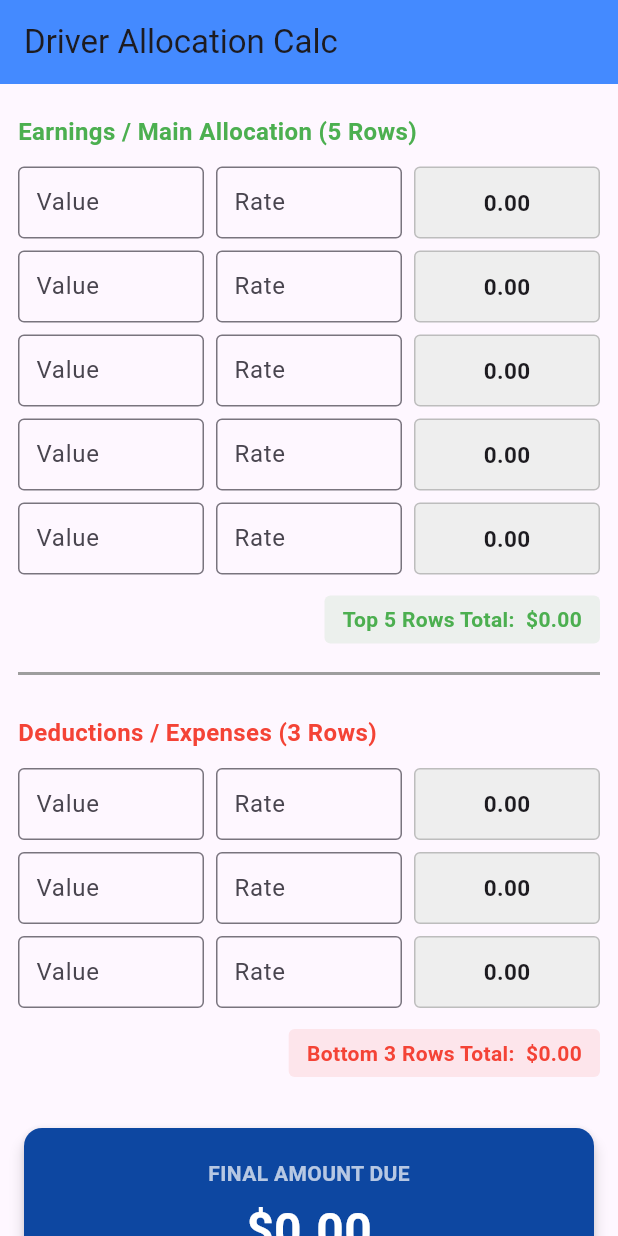
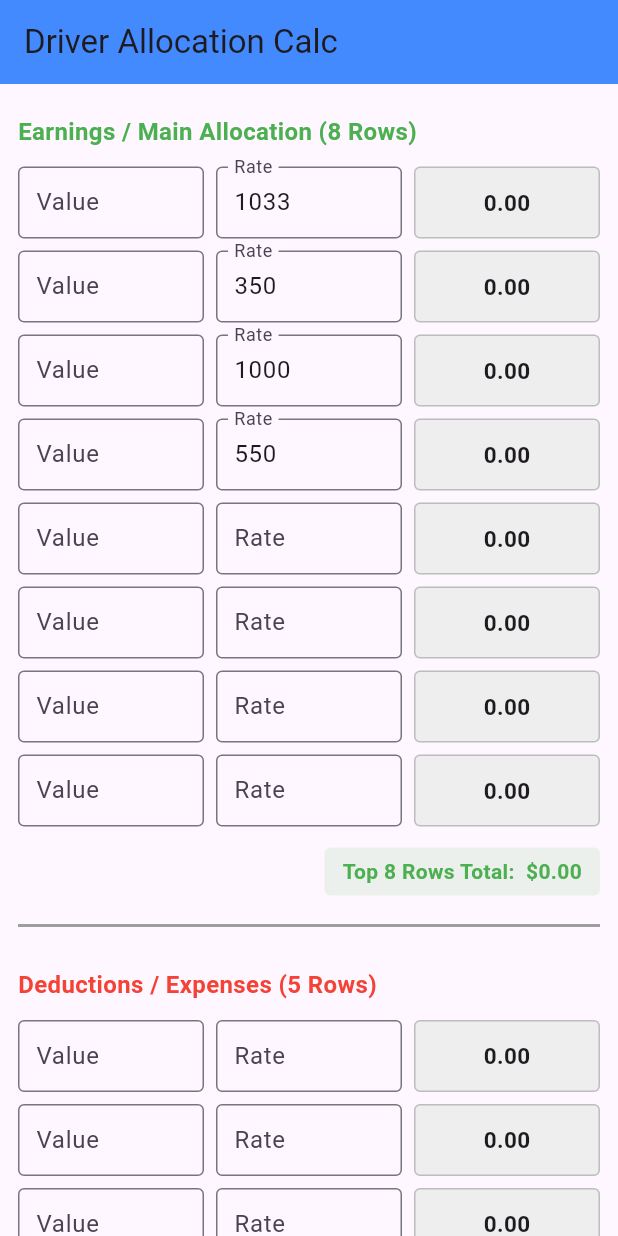
Before and after one commit to leon2119/driver-calc-app, a Flutter app: the screen it shows after launch, on a phone screen of 412 x 824 dp. Run offline on Flutter 3.47's test engine with Material 3 defaults, Android fonts, the phone set to English and light mode, and no system bars.

Commit message:
Update layout rows to 8 and 5 with fixed values

```diff
--- a/lib/main.dart
+++ b/lib/main.dart
@@ -25,11 +25,21 @@ class CalculationScreen extends StatefulWidget {
 }
 
 class _CalculationScreenState extends State<CalculationScreen> {
-  // Store dynamic data for 5 top rows and 3 bottom rows
-  final List<RowData> _topRows = List.generate(5, (_) => RowData());
-  final List<RowData> _bottomRows = List.generate(3, (_) => RowData());
+  // Expanded to 8 Rows with pre-set permanent rates from your image
+  late final List<RowData> _topRows = [
+    RowData(rate: 1033.0),
+    RowData(rate: 350.0),
+    RowData(rate: 1000.0),
+    RowData(rate: 550.0),
+    RowData(rate: 0.0),
+    RowData(rate: 0.0),
+    RowData(rate: 0.0),
+    RowData(rate: 0.0),
+  ];
 
-  // Calculates the sums and final final amount
+  // Expanded to 5 Rows for Deductions
+  late final List<RowData> _bottomRows = List.generate(5, (_) => RowData());
+
   double get _topTotal => _topRows.fold(0, (sum, row) => sum + row.result);
   double get _bottomTotal => _bottomRows.fold(0, (sum, row) => sum + row.result);
   double get _finalAmount => _topTotal - _bottomTotal;
@@ -46,23 +56,20 @@ class _CalculationScreenState extends State<CalculationScreen> {
         child: Column(
           crossAxisAlignment: CrossAxisAlignment.stretch,
           children: [
-            // --- SECTION 1: TOP 5 ROWS ---
-            _buildSectionHeader("Earnings / Main Allocation (5 Rows)", Colors.green),
-            ...List.generate(5, (index) => _buildCalculationRow(_topRows[index])),
+            _buildSectionHeader("Earnings / Main Allocation (8 Rows)", Colors.green),
+            ...List.generate(8, (index) => _buildCalculationRow(_topRows[index])),
             const SizedBox(height: 10),
-            _buildTotalBadge("Top 5 Rows Total: ", _topTotal, Colors.green),
+            _buildTotalBadge("Top 8 Rows Total: ", _topTotal, Colors.green),
 
             const Divider(height: 40, thickness: 2, color: Colors.grey),
 
-            // --- SECTION 2: BOTTOM 3 ROWS ---
-            _buildSectionHeader("Deductions / Expenses (3 Rows)", Colors.red),
-            ...List.generate(3, (index) => _buildCalculationRow(_bottomRows[index])),
+            _buildSectionHeader("Deductions / Expenses (5 Rows)", Colors.red),
+            ...List.generate(5, (index) => _buildCalculationRow(_bottomRows[index])),
             const SizedBox(height: 10),
-            _buildTotalBadge("Bottom 3 Rows Total: ", _bottomTotal, Colors.red),
+            _buildTotalBadge("Bottom 5 Rows Total: ", _bottomTotal, Colors.red),
 
             const SizedBox(height: 30),
 
-            // --- FINAL RESULT CARD ---
             Card(
               color: Colors.blue.shade900,
               elevation: 4,
@@ -93,7 +100,6 @@ class _CalculationScreenState extends State<CalculationScreen> {
     );
   }
 
-  // Component to build Section Headings
   Widget _buildSectionHeader(String title, Color color) {
     return Padding(
       padding: const EdgeInsets.symmetric(vertical: 8.0),
@@ -104,7 +110,6 @@ class _CalculationScreenState extends State<CalculationScreen> {
     );
   }
 
-  // Component to display Sub-Totals
   Widget _buildTotalBadge(String label, double val, Color color) {
     return Align(
       alignment: Alignment.centerRight,
@@ -119,13 +124,11 @@ class _CalculationScreenState extends State<CalculationScreen> {
     );
   }
 
-  // Horizontal Grid Layout for a Single Row (Box 1, Box 2, Box 3)
   Widget _buildCalculationRow(RowData row) {
     return Padding(
       padding: const EdgeInsets.symmetric(vertical: 4.0),
       child: Row(
         children: [
-          // Box 1: Value Input
           Expanded(
             child: TextField(
               keyboardType: const TextInputType.numberWithOptions(decimal: true),
@@ -142,10 +145,9 @@ class _CalculationScreenState extends State<CalculationScreen> {
             ),
           ),
           const SizedBox(width: 8),
-
-          // Box 2: Rate Input
           Expanded(
-            child: TextField(
+            child: TextFormField(
+              initialValue: row.rate > 0 ? row.rate.toStringAsFixed(0) : '',
               keyboardType: const TextInputType.numberWithOptions(decimal: true),
               decoration: const InputDecoration(
                 labelText: 'Rate',
@@ -160,8 +162,6 @@ class _CalculationScreenState extends State<CalculationScreen> {
             ),
           ),
           const SizedBox(width: 8),
-
-          // Box 3: Read-only Multiplication Result
           Expanded(
             child: Container(
               height: 48,
@@ -183,9 +183,9 @@ class _CalculationScreenState extends State<CalculationScreen> {
   }
 }
 
-// Data Model to handle values per row cleanly
 class RowData {
-  double value = 0.0;
-  double rate = 0.0;
+  double value;
+  double rate;
+  RowData({this.value = 0.0, this.rate = 0.0});
   double get result => value * rate;
 }
```
